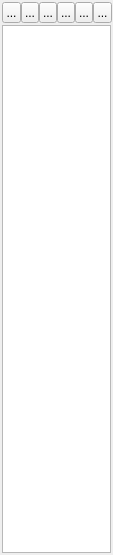
Before: the Qt Designer form src/partlist.ui in eigenbom/MQ-Sprite, drawn with Qt 5.
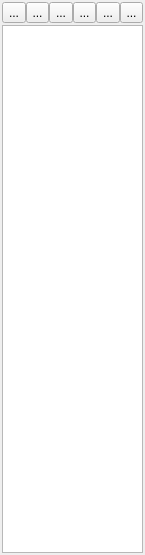
After: the same form once the commit is applied. Icons and pictures are not drawn. Custom widgets are drawn as their Qt base class.

Diff of the .ui file:
```diff
--- a/src/partlist.ui
+++ b/src/partlist.ui
@@ -6,7 +6,7 @@
    <rect>
     <x>0</x>
     <y>0</y>
-    <width>113</width>
+    <width>145</width>
     <height>555</height>
    </rect>
   </property>
@@ -88,19 +88,6 @@
        </property>
       </widget>
      </item>
-     <item>
-      <spacer name="horizontalSpacer">
-       <property name="orientation">
-        <enum>Qt::Horizontal</enum>
-       </property>
-       <property name="sizeHint" stdset="0">
-        <size>
-         <width>40</width>
-         <height>20</height>
-        </size>
-       </property>
-      </spacer>
-     </item>
      <item>
       <widget class="QToolButton" name="toolButtonRenameAsset">
        <property name="toolTip">
@@ -143,6 +130,19 @@
        </property>
       </widget>
      </item>
+     <item>
+      <spacer name="horizontalSpacer">
+       <property name="orientation">
+        <enum>Qt::Horizontal</enum>
+       </property>
+       <property name="sizeHint" stdset="0">
+        <size>
+         <width>40</width>
+         <height>20</height>
+        </size>
+       </property>
+      </spacer>
+     </item>
     </layout>
    </item>
    <item>
```
